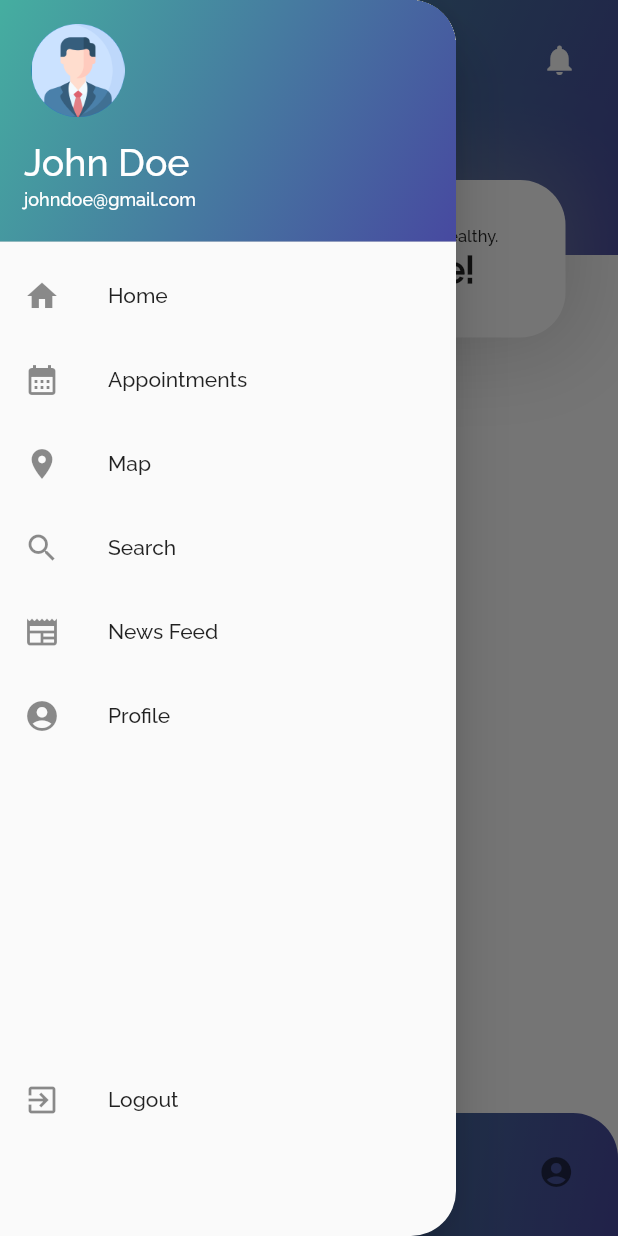
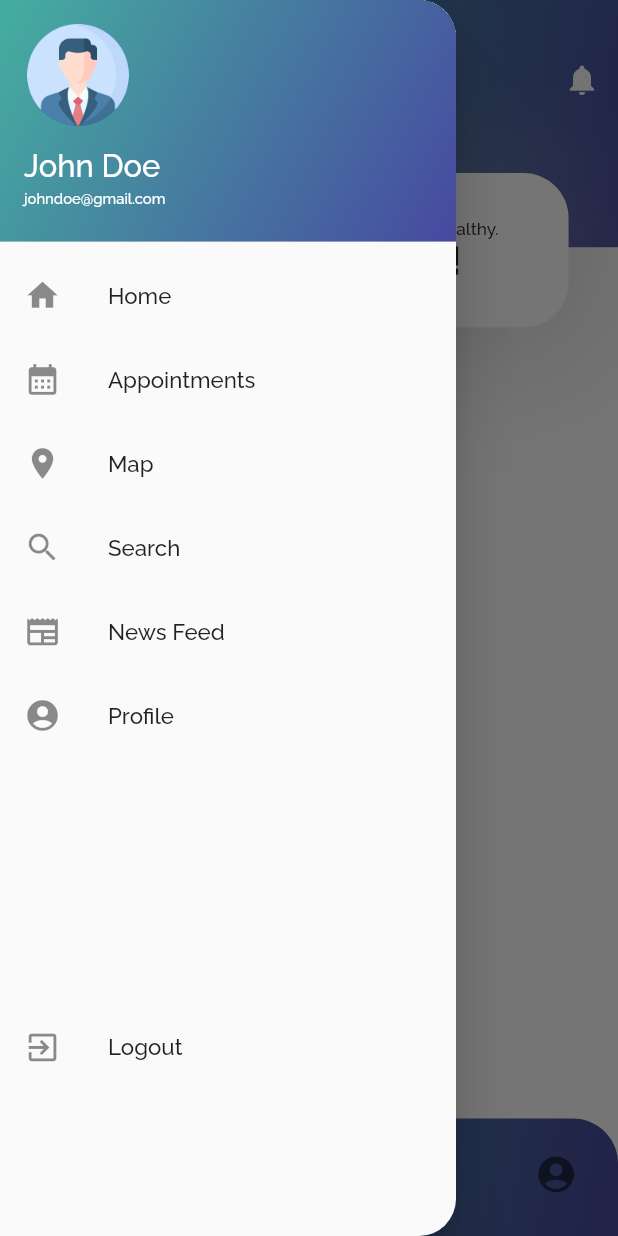
Before and after one commit to Supun-SD/MedInvent, a Flutter app: the HomePage screen opened directly, with the side drawer open, on a phone screen of 412 x 824 dp. Run offline on Flutter 3.47's test engine with Material 2 defaults, Android fonts, the phone set to English and light mode, and no system bars.

Commit message:
sizes changed

```diff
--- a/lib/features/home/presentation/home.dart
+++ b/lib/features/home/presentation/home.dart
@@ -16,6 +16,9 @@
 
   @override
   Widget build(BuildContext context) {
+    final double screenWidth = MediaQuery.of(context).size.width;
+    final double screenHeight = MediaQuery.of(context).size.height;
+
     return Scaffold(
       backgroundColor: Colors.white,
       drawer: const SideNavBar(),
@@ -33,13 +36,13 @@
                   colors: [Color(0xFF45AEA0), Color(0xFF4749A0)],
                 ),
               ),
-              height: 170,
+              height: screenHeight * 0.2,
               child: AppBar(
                 backgroundColor: Colors.transparent,
-                toolbarHeight: 130,
+                toolbarHeight: screenHeight * 0.2,
                 elevation: 0,
                 leading: Padding(
-                  padding: const EdgeInsets.only(bottom: 50, left: 15),
+                  padding: EdgeInsets.only(bottom: screenHeight * 0.07, left: screenWidth * 0.03),
                   child: Builder(
                     builder: (BuildContext context) {
                       return IconButton(
@@ -53,7 +56,7 @@
                 ),
                 actions: [
                   Padding(
-                    padding: const EdgeInsets.only(right: 15, bottom: 50),
+                    padding: EdgeInsets.only(bottom: screenHeight * 0.07, left: screenWidth * 0.03),
                     child: IconButton(
                       icon: const Icon(Icons.notifications),
                       onPressed: () {},
@@ -64,9 +67,9 @@
             ),
           ),
           Positioned(
-            top: 120,
-            left: 35,
-            right: 35,
+            top: screenHeight * 0.14,
+            left: screenWidth * 0.08,
+            right: screenWidth * 0.08,
             child: Container(
               decoration: BoxDecoration(
                 color: Colors.white,
@@ -74,34 +77,34 @@
                 boxShadow: [
                   BoxShadow(
                     color: Colors.grey.withOpacity(0.4),
-                    spreadRadius: 10,
-                    blurRadius: 50,
+                    spreadRadius: screenHeight * 0.02,
+                    blurRadius: screenHeight * 0.1,
                   ),
                 ],
               ),
               child: Padding(
-                padding: const EdgeInsets.symmetric(vertical: 20),
+                padding: EdgeInsets.symmetric(vertical: screenHeight * 0.025),
                 child: Row(
                   mainAxisAlignment: MainAxisAlignment.center,
                   children: [
                     SizedBox(
-                      width: 65,
-                      height: 65,
+                      width: screenWidth * 0.15,
+                      height: screenWidth * 0.15,
                       child: profilePhoto,
                     ),
                     Padding(
-                      padding: const EdgeInsets.only(left: 25),
+                      padding: EdgeInsets.only(left: screenWidth * 0.05),
                       child: Column(
                         crossAxisAlignment: CrossAxisAlignment.start,
                         children: [
                           Text(
                             greeting,
-                            style: const TextStyle(fontSize: 11),
+                            style: TextStyle(fontSize: screenHeight * 0.014),
                           ),
                           Text(
                             "Hi $username!",
-                            style: const TextStyle(
-                                fontSize: 25, fontWeight: FontWeight.bold),
+                            style: TextStyle(
+                                fontSize: screenHeight * 0.03, fontWeight: FontWeight.bold),
                           )
                         ],
                       ),
--- a/lib/presentation/components/BottomNavBar.dart
+++ b/lib/presentation/components/BottomNavBar.dart
@@ -8,11 +8,13 @@
 }
 
 class _BottomNavBarState extends State<BottomNavBar> {
-
   @override
   Widget build(BuildContext context) {
+    final double screenWidth = MediaQuery.of(context).size.width;
+    final double screenHeight = MediaQuery.of(context).size.height;
+
     return Container(
-      padding: const EdgeInsets.only(top: 12),
+      padding: EdgeInsets.only(top: screenHeight * 0.015),
       decoration: const BoxDecoration(
         gradient: LinearGradient(
           colors: [Color(0xFF45AEA0), Color(0xFF4749A0)],
@@ -25,31 +27,46 @@
         ),
       ),
       child: SizedBox(
-        height: 70,
+        height: screenHeight * 0.08,
         child: BottomNavigationBar(
           selectedItemColor: Colors.white,
           backgroundColor: Colors.transparent,
           elevation: 0,
           type: BottomNavigationBarType.fixed,
-          items: const [
+          items: [
             BottomNavigationBarItem(
-              icon: Icon(Icons.edit_document),
+              icon: Icon(
+                Icons.edit_document,
+                size: screenHeight * 0.035,
+              ),
               label: '',
             ),
             BottomNavigationBarItem(
-              icon: Icon(Icons.calendar_month),
+              icon: Icon(
+                Icons.calendar_month,
+                size: screenHeight * 0.035,
+              ),
               label: '',
             ),
             BottomNavigationBarItem(
-              icon: Icon(Icons.home_filled),
+              icon: Icon(
+                Icons.home_filled,
+                size: screenHeight * 0.035,
+              ),
               label: '',
             ),
             BottomNavigationBarItem(
-              icon: Icon(Icons.search),
+              icon: Icon(
+                Icons.search,
+                size: screenHeight * 0.035,
+              ),
               label: '',
             ),
             BottomNavigationBarItem(
-              icon: Icon(Icons.account_circle),
+              icon: Icon(
+                Icons.account_circle,
+                size: screenHeight * 0.035,
+              ),
               label: '',
             ),
           ],
--- a/lib/presentation/components/sideNavBar.dart
+++ b/lib/presentation/components/sideNavBar.dart
@@ -15,24 +15,27 @@
 
   @override
   Widget build(BuildContext context) {
+    final double screenHeight = MediaQuery.of(context).size.height;
+
     return Drawer(
-      shape: const RoundedRectangleBorder(
+      shape: RoundedRectangleBorder(
         borderRadius: BorderRadius.only(
-            topRight: Radius.circular(30), bottomRight: Radius.circular(30)),
+            topRight: Radius.circular(screenHeight * 0.03),
+            bottomRight: Radius.circular(screenHeight * 0.03)),
       ),
       child: ListView(
         children: [
           UserAccountsDrawerHeader(
             accountName: Text(
               username,
-              style: const TextStyle(fontSize: 25),
+              style: TextStyle(fontSize: screenHeight * 0.025),
             ),
             accountEmail: Text(
               email,
-              style: const TextStyle(fontSize: 12),
+              style: TextStyle(fontSize: screenHeight * 0.012),
             ),
             currentAccountPicture: Container(
-              margin: const EdgeInsets.only(bottom: 10.0),
+              margin: EdgeInsets.only(bottom: screenHeight * 0.005),
               child: CircleAvatar(
                 child: profilePhoto,
               ),
@@ -46,33 +49,48 @@
             ),
           ),
           ListTile(
-            leading: const Icon(Icons.home),
-            title: const Text('Home'),
+            leading: Icon(Icons.home, size: screenHeight * 0.03),
+            title: Text(
+              'Home',
+              style: TextStyle(fontSize: screenHeight * 0.018),
+            ),
             onTap: () {},
           ),
           ListTile(
-            leading: const Icon(Icons.calendar_month),
-            title: const Text('Appointments'),
+            leading: Icon(Icons.calendar_month, size: screenHeight * 0.03),
+            title: Text(
+              'Appointments',
+              style: TextStyle(fontSize: screenHeight * 0.018),
+            ),
             onTap: () {},
           ),
           ListTile(
-            leading: const Icon(Icons.location_on),
-            title: const Text('Map'),
+            leading: Icon(Icons.location_on, size: screenHeight * 0.03),
+            title: Text(
+              'Map',
+              style: TextStyle(fontSize: screenHeight * 0.018),
+            ),
             onTap: () {},
           ),
           ListTile(
-            leading: const Icon(Icons.search),
-            title: const Text('Search'),
+            leading: Icon(Icons.search, size: screenHeight * 0.03),
+            title: Text(
+              'Search',
+              style: TextStyle(fontSize: screenHeight * 0.018),
+            ),
             onTap: () {},
           ),
           ListTile(
-            leading: const Icon(Icons.newspaper_outlined),
-            title: const Text('News Feed'),
+            leading: Icon(Icons.newspaper_rounded, size: screenHeight * 0.03),
+            title: Text(
+              'News Feed',
+              style: TextStyle(fontSize: screenHeight * 0.018),
+            ),
             onTap: () {},
           ),
           ListTile(
-            leading: const Icon(Icons.account_circle),
-            title: const Text('Profile'),
+            leading: Icon(Icons.account_circle,size: screenHeight * 0.03),
+            title: Text('Profile',style: TextStyle(fontSize: screenHeight * 0.018),),
             onTap: () {
               Navigator.push(
                   context,
@@ -81,12 +99,15 @@
                   ));
             },
           ),
-          const SizedBox(
-            height: 200,
+          SizedBox(
+            height: screenHeight * 0.2,
           ),
           ListTile(
-            leading: const Icon(Icons.exit_to_app),
-            title: const Text('Logout'),
+            leading: Icon(Icons.exit_to_app, size: screenHeight * 0.03),
+            title: Text(
+              'Logout',
+              style: TextStyle(fontSize: screenHeight * 0.018),
+            ),
             onTap: () {},
           ),
         ],
```
Also changed, not shown: lib/features/Register/presentation/pages/landing_page.dart (+7 -3 lines), lib/features/Register/presentation/pages/language_selection.dart (+25 -18 lines), lib/features/Register/presentation/pages/register_1.dart (+31 -31 lines), lib/features/Register/presentation/pages/register_2.dart (+19 -22 lines), lib/features/Register/presentation/pages/register_3.dart (+11 -23 lines), lib/features/Register/presentation/pages/register_4.dart (+10 -17 lines), lib/features/Register/presentation/pages/welcome.dart (+9 -5 lines), lib/features/login/presentation/pages/login.dart (+27 -20 lines), lib/features/login/presentation/pages/password_reset_1.dart (+10 -6 lines), lib/features/login/presentation/pages/password_reset_2.dart (+17 -10 lines), lib/features/login/presentation/pages/password_reset_3.dart (+9 -6 lines), lib/presentation/components/custom_button.dart (+7 -4 lines), lib/presentation/components/input_field.dart (+8 -4 lines), lib/presentation/components/otp_input.dart (+11 -8 lines), 1 more files.
